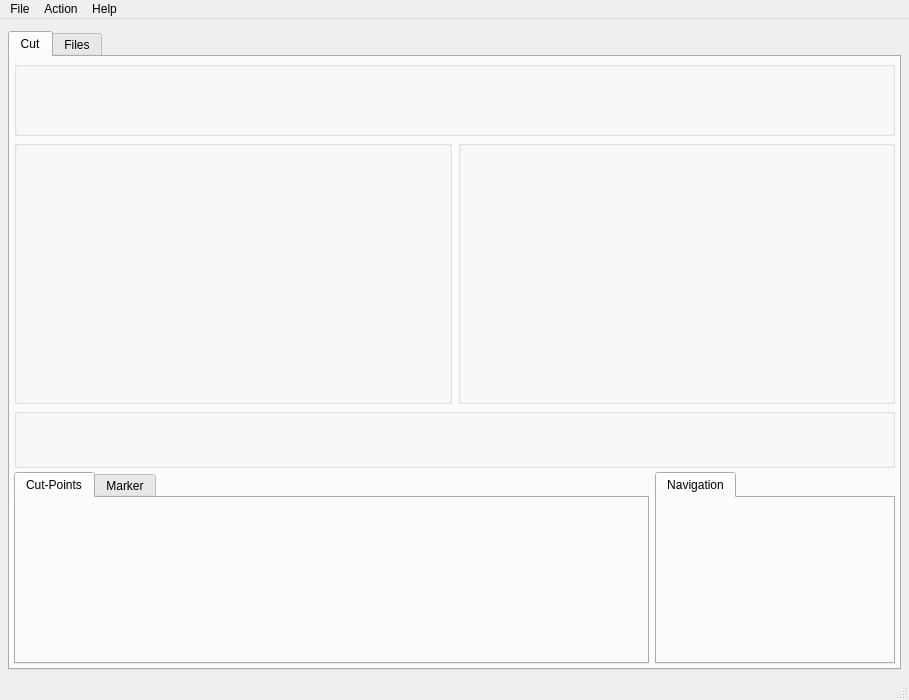
Before: the Qt Designer form ui/ttcutmainwnd_new.ui in baltendorf/ttcut, drawn with Qt 5.
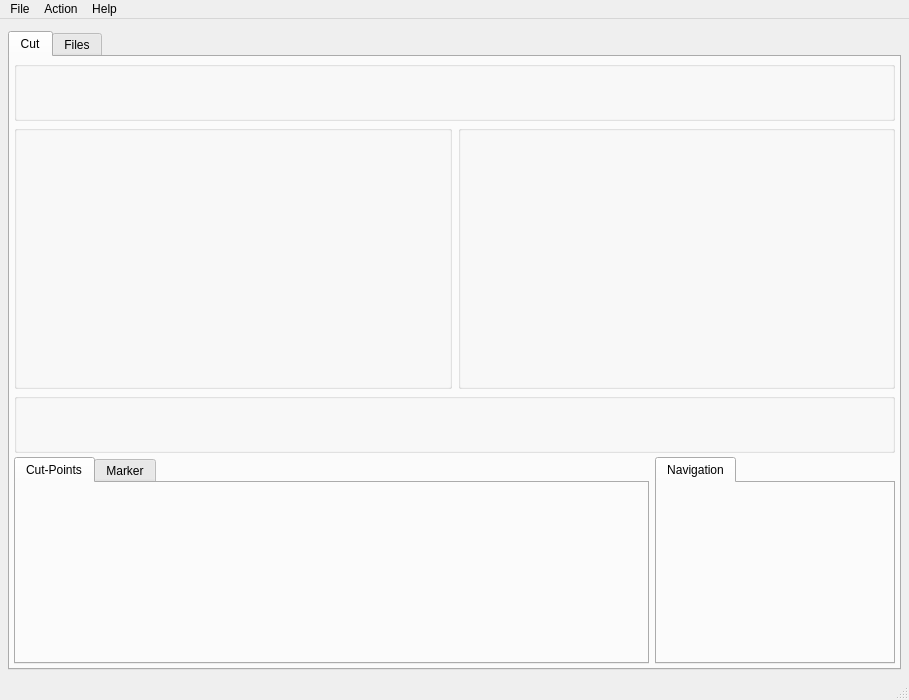
After: the same form once the commit is applied. Icons and pictures are not drawn. Custom widgets are drawn as their Qt base class.

What changed in the file:
```diff
--- a/ui/ttcutmainwnd_new.ui
+++ b/ui/ttcutmainwnd_new.ui
@@ -71,13 +71,13 @@
           <property name="minimumSize" >
            <size>
             <width>0</width>
-            <height>75</height>
+            <height>60</height>
            </size>
           </property>
           <property name="maximumSize" >
            <size>
             <width>16777215</width>
-            <height>75</height>
+            <height>60</height>
            </size>
           </property>
           <property name="sizeIncrement" >
```
Left out of the diff: 31 changed lines with no effect on the pictures.
